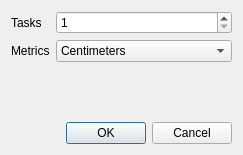
Old version of the form source/settingsdialog.ui in the repository radszy/ntscout.
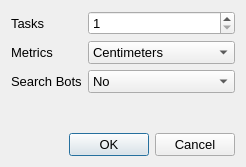
New version of the form.

Commit message: using now dom parser instead of stax new settings allowing to not search in bot teams

Diff of the .ui file:
```diff
--- a/source/settingsdialog.ui
+++ b/source/settingsdialog.ui
@@ -6,8 +6,8 @@
    <rect>
     <x>0</x>
     <y>0</y>
-    <width>243</width>
-    <height>155</height>
+    <width>246</width>
+    <height>167</height>
    </rect>
   </property>
   <property name="windowTitle">
@@ -21,6 +21,14 @@
      </property>
      <item row="2" column="0">
       <widget class="QLabel" name="label_3">
+       <property name="font">
+        <font>
+         <pointsize>10</pointsize>
+        </font>
+       </property>
+       <property name="whatsThis">
+        <string>&lt;html&gt;&lt;head/&gt;&lt;body&gt;&lt;p&gt;Number of threads used to fetch all data. The general idea is to use X threads (where X is the number of your CPU cores). However, in applications like this (IO bound), you can gain some advantage by setting higher number. The optimal number can vary depending on your CPU, OS and number of divisions. Setting to high number can lead to application or OS freeze.&lt;br/&gt;&lt;/p&gt;&lt;p&gt;&lt;span style=&quot; font-weight:600;&quot;&gt;Note&lt;/span&gt;: for N leagues, program will use at most N threads.&lt;/p&gt;&lt;/body&gt;&lt;/html&gt;</string>
+       </property>
        <property name="text">
         <string>Tasks</string>
        </property>
@@ -28,6 +36,17 @@
      </item>
      <item row="2" column="1">
       <widget class="QSpinBox" name="tasks">
+       <property name="font">
+        <font>
+         <pointsize>10</pointsize>
+        </font>
+       </property>
+       <property name="toolTip">
+        <string>&lt;html&gt;&lt;head/&gt;&lt;body&gt;&lt;p&gt;Number of threads used to fetch all data. The general idea is to use X threads (where X is the number of your CPU cores). However, in applications like this (IO bound), you can gain some advantage by setting higher number. The optimal number can vary depending on your CPU, OS and number of divisions. Setting to high number can lead to application or OS freeze.&lt;br/&gt;&lt;/p&gt;&lt;p&gt;&lt;span style=&quot; font-weight:600;&quot;&gt;Note&lt;/span&gt;: for N leagues, program will use at most N threads.&lt;/p&gt;&lt;/body&gt;&lt;/html&gt;</string>
+       </property>
+       <property name="whatsThis">
+        <string>&lt;html&gt;&lt;head/&gt;&lt;body&gt;&lt;p&gt;&lt;br/&gt;&lt;/p&gt;&lt;/body&gt;&lt;/html&gt;</string>
+       </property>
        <property name="minimum">
         <number>1</number>
        </property>
@@ -38,6 +57,14 @@
      </item>
      <item row="3" column="0">
       <widget class="QLabel" name="label_2">
+       <property name="font">
+        <font>
+         <pointsize>10</pointsize>
+        </font>
+       </property>
+       <property name="whatsThis">
+        <string>&lt;html&gt;&lt;head/&gt;&lt;body&gt;&lt;p&gt;Used to format player height to specifiec metric.&lt;/p&gt;&lt;/body&gt;&lt;/html&gt;</string>
+       </property>
        <property name="text">
         <string>Metrics</string>
        </property>
@@ -45,6 +72,17 @@
      </item>
      <item row="3" column="1">
       <widget class="QComboBox" name="metrics">
+       <property name="font">
+        <font>
+         <pointsize>10</pointsize>
+        </font>
+       </property>
+       <property name="toolTip">
+        <string>&lt;html&gt;&lt;head/&gt;&lt;body&gt;&lt;p&gt;Used to format player height to specifiec metric.&lt;/p&gt;&lt;/body&gt;&lt;/html&gt;</string>
+       </property>
+       <property name="whatsThis">
+        <string>&lt;html&gt;&lt;head/&gt;&lt;body&gt;&lt;p&gt;&lt;br/&gt;&lt;/p&gt;&lt;/body&gt;&lt;/html&gt;</string>
+       </property>
        <item>
         <property name="text">
          <string>Centimeters</string>
@@ -67,10 +105,55 @@
        </item>
       </widget>
      </item>
+     <item row="4" column="0">
+      <widget class="QLabel" name="label">
+       <property name="font">
+        <font>
+         <pointsize>10</pointsize>
+        </font>
+       </property>
+       <property name="whatsThis">
+        <string>&lt;html&gt;&lt;head/&gt;&lt;body&gt;&lt;p&gt;Specifies whether program should search for players in Bot teams.&lt;/p&gt;&lt;/body&gt;&lt;/html&gt;</string>
+       </property>
+       <property name="text">
+        <string>Search Bots</string>
+       </property>
+      </widget>
+     </item>
+     <item row="4" column="1">
+      <widget class="QComboBox" name="bots">
+       <property name="font">
+        <font>
+         <pointsize>10</pointsize>
+        </font>
+       </property>
+       <property name="toolTip">
+        <string>&lt;html&gt;&lt;head/&gt;&lt;body&gt;&lt;p&gt;Specifies whether program should search for players in Bot teams.&lt;/p&gt;&lt;/body&gt;&lt;/html&gt;</string>
+       </property>
+       <property name="whatsThis">
+        <string>&lt;html&gt;&lt;head/&gt;&lt;body&gt;&lt;p&gt;&lt;br/&gt;&lt;/p&gt;&lt;/body&gt;&lt;/html&gt;</string>
+       </property>
+       <item>
+        <property name="text">
+         <string>No</string>
+        </property>
+       </item>
+       <item>
+        <property name="text">
+         <string>Yes</string>
+        </property>
+       </item>
+      </widget>
+     </item>
     </layout>
    </item>
    <item>
     <widget class="QDialogButtonBox" name="buttonBox">
+     <property name="font">
+      <font>
+       <pointsize>10</pointsize>
+      </font>
+     </property>
      <property name="orientation">
       <enum>Qt::Horizontal</enum>
      </property>
```
The commit also changes 16 other files.
